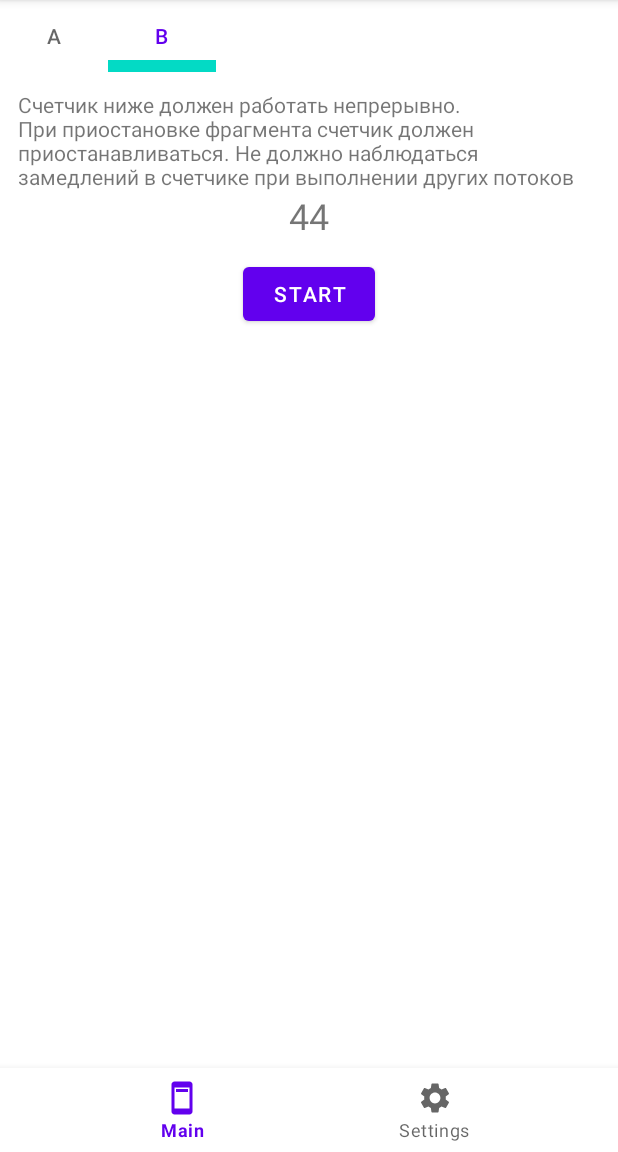
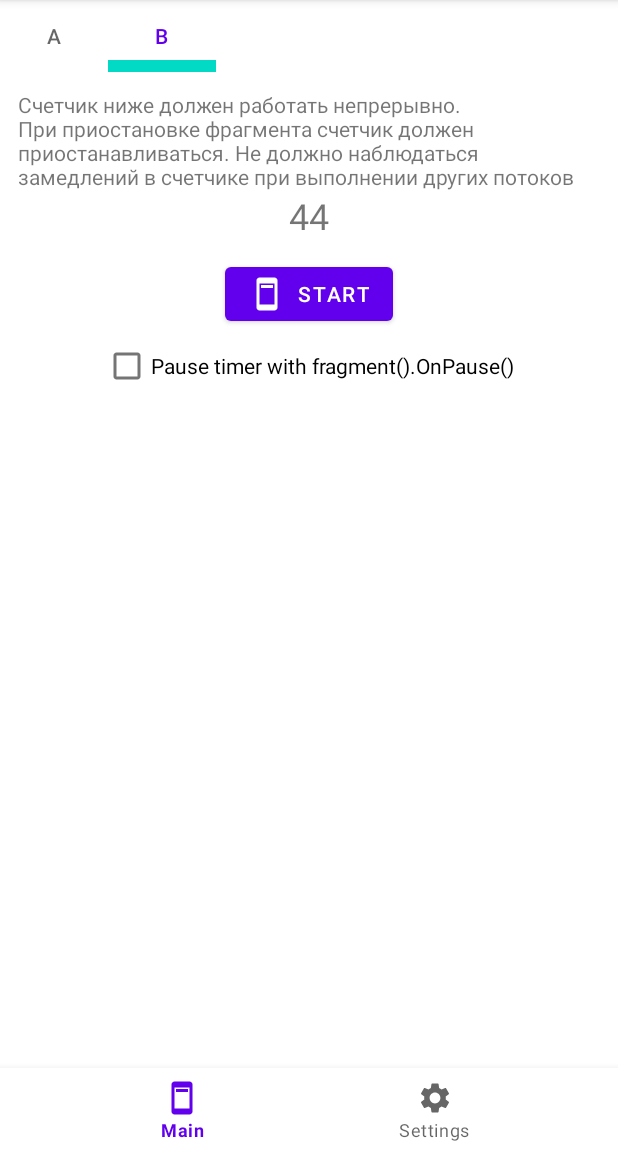
Before and after one commit to OlegQt/LargeKotlin, an Android app: the screen it shows after launch (RootActivity), tab 2 chosen, on a phone screen of 412 x 824 dp, the part 84-1236 px from its top. Run offline under Robolectric (Android 15) with nearby library versions, the phone set to English and light mode, and no system bars.

Commit message:
User have ability to choose between to options: stop timer, when fragment.onPause fun is invoked do nothing when fragment.onPause fun is invoked

```diff
--- a/app/src/main/java/com/largekotlin/fragments/Tab1Fragment.kt
+++ b/app/src/main/java/com/largekotlin/fragments/Tab1Fragment.kt
@@ -17,7 +17,7 @@ class Tab1Fragment : Fragment() {
 
     private val vm by lazy { ViewModelProvider(this)[Tab1ViewModel::class.java] }
 
-    //private val handler = Handler(Looper.getMainLooper())
+    private var pauseTimerWhenFragmentOnPause:Boolean = false
 
     override fun onCreateView(
         inflater: LayoutInflater, container: ViewGroup?,
@@ -36,6 +36,11 @@ class Tab1Fragment : Fragment() {
 
         binding.btnStartTimer.setOnClickListener { vm.startTimer() }
 
+        binding.checkboxPauseControl.setOnCheckedChangeListener { compoundButton, isChecked ->
+            this.pauseTimerWhenFragmentOnPause = isChecked
+            //this.pauseTimerWhenFragmentOnPause = compoundButton.isChecked
+        }
+
         // Работа с ViewModel
         vm.timer.observe(viewLifecycleOwner){
             binding.txtTimer.text = it.toString()
@@ -44,7 +49,7 @@ class Tab1Fragment : Fragment() {
 
     override fun onPause() {
         super.onPause()
-        vm.stopTimer()
+        if (pauseTimerWhenFragmentOnPause) vm.stopTimer()
 
     }
 
--- a/app/src/main/res/layout/fragment_tab1.xml
+++ b/app/src/main/res/layout/fragment_tab1.xml
@@ -38,10 +38,24 @@
         android:layout_height="wrap_content"
         android:layout_marginTop="12dp"
 
+        app:icon="@drawable/vector_phone"
+        app:iconTint="?attr/colorOnPrimary"
+
         android:text="Start"
 
         app:layout_constraintEnd_toEndOf="parent"
         app:layout_constraintStart_toStartOf="parent"
         app:layout_constraintTop_toBottomOf="@id/txt_timer" />
 
+    <CheckBox
+        android:id="@+id/checkbox_pause_control"
+        android:layout_width="wrap_content"
+        android:layout_height="wrap_content"
+        android:text="Pause timer with fragment().OnPause()"
+
+        app:layout_constraintEnd_toEndOf="parent"
+
+        app:layout_constraintStart_toStartOf="parent"
+        app:layout_constraintTop_toBottomOf="@id/btn_start_timer" />
+
 </androidx.constraintlayout.widget.ConstraintLayout>
```
